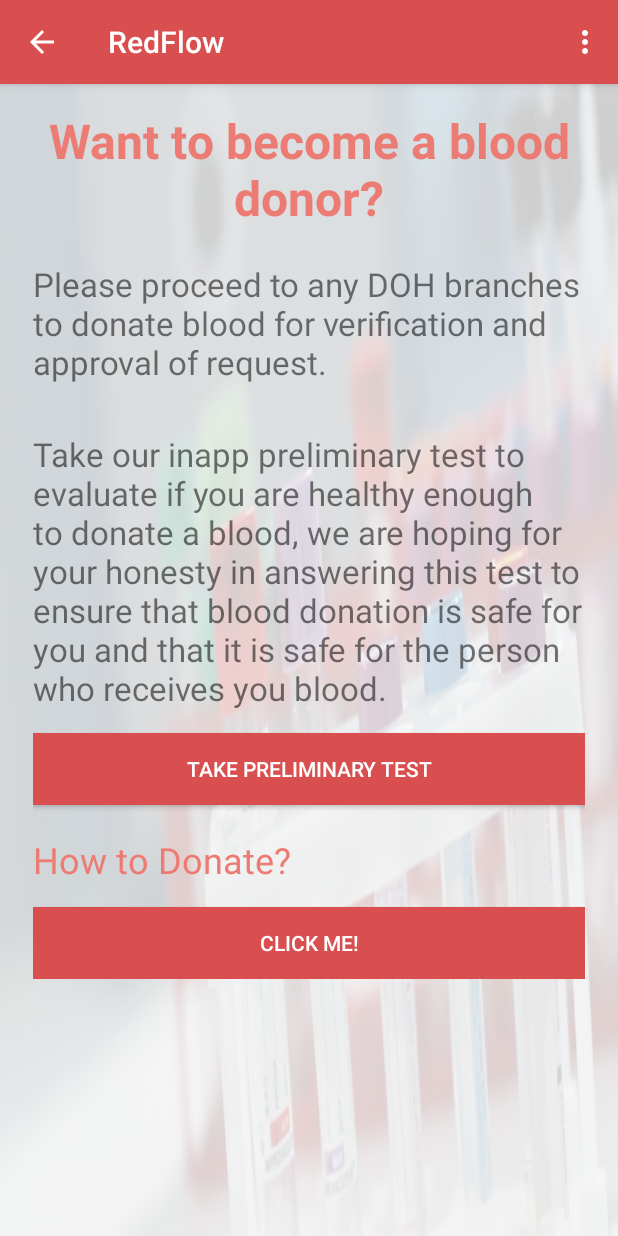
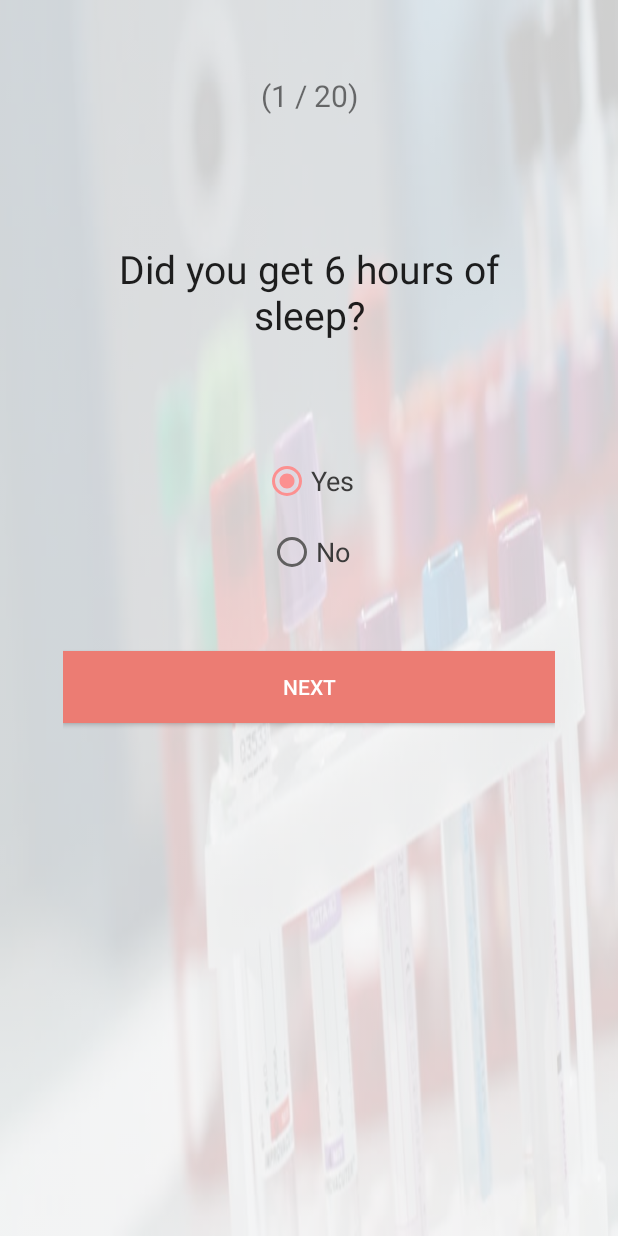
Before and after one commit to axeltants/capstone, an Android app: the beadonor screen opened directly, with no data from a screen before it, after a tap on "TAKE PRELIMINARY TEST", on a phone screen of 412 x 824 dp. Run offline under Robolectric (Android 15) with nearby library versions, the light colour scheme and no system bars.

Commit message:
preliminary test now working

```diff
--- a/RedFlow/app/src/main/AndroidManifest.xml
+++ b/RedFlow/app/src/main/AndroidManifest.xml
@@ -56,6 +56,8 @@
         <activity
             android:name=".admin.registered_users"
             android:parentActivityName=".admin.search_user" />
+        <activity android:name=".preliminary_bloodtest.TestActivity"/>
+        <activity android:name=".preliminary_bloodtest.ResultActivity"></activity>
     </application>
 
 </manifest>
--- a/RedFlow/app/src/main/java/com/example/capstone/redflow/beadonor.java
+++ b/RedFlow/app/src/main/java/com/example/capstone/redflow/beadonor.java
@@ -7,6 +7,8 @@ import android.os.Bundle;
 import android.view.Menu;
 import android.view.View;
 import android.widget.Toast;
+
+import com.example.capstone.redflow.preliminary_bloodtest.TestActivity;
 
 public class beadonor extends AppCompatActivity {
 
@@ -31,7 +33,7 @@ public class beadonor extends AppCompatActivity {
 
     public void health_test(View view) {
         Toast.makeText(getApplicationContext(), "Health test", Toast.LENGTH_SHORT).show();
-        Intent intent = new Intent(this, beadonor.class);
+        Intent intent = new Intent(this, TestActivity.class);
         startActivity(intent);
     }
 }
--- /dev/null
+++ b/RedFlow/app/src/main/java/com/example/capstone/redflow/preliminary_bloodtest/DbHelper.java
@@ -0,0 +1,128 @@
+package com.example.capstone.redflow.preliminary_bloodtest;
+
+/**
+ * Created by axel on 12/14/16.
+ */
+
+import android.content.ContentValues;
+import android.content.Context;
+import android.database.Cursor;
+import android.database.sqlite.SQLiteDatabase;
+import android.database.sqlite.SQLiteDatabase.CursorFactory;
+import android.database.sqlite.SQLiteOpenHelper;
+
+import java.util.ArrayList;
+import java.util.List;
+
+public class DbHelper extends SQLiteOpenHelper {
+    private static final int DATABASE_VERSION = 1;
+    private static final String DATABASE_NAME = "triviaQuiz";
+    private static final String TABLE_QUEST = "quest";
+    private static final String KEY_ID = "id";
+    private static final String KEY_QUES = "question";
+    private static final String KEY_ANSWER = "answer";
+    private static final String KEY_OPTA = "opta";
+    private static final String KEY_OPTB = "optb";
+    private static final String KEY_OPTC = "optc";
+    private SQLiteDatabase dbase;
+
+    public DbHelper(Context context) {
+        super(context, "triviaQuiz", (CursorFactory)null, 2);
+    }
+
+    public void onCreate(SQLiteDatabase db) {
+        this.dbase = db;
+        String sql = "CREATE TABLE IF NOT EXISTS quest ( id INTEGER PRIMARY KEY AUTOINCREMENT, question TEXT, answer TEXT, opta TEXT, optb TEXT, optc TEXT)";
+        db.execSQL(sql);
+        this.addQuestions();
+    }
+
+    private void addQuestions() {
+        QuestionGetSet q1 = new QuestionGetSet("Did you get 6 hours of sleep?", "Yes", "No","(1 / 20)","Yes");
+        this.addQuestion(q1);
+        QuestionGetSet q2 = new QuestionGetSet("In the past 12 to 24 hours have you taken an alcoholic drinks?", "Yes", "No","(2 / 20)","No");
+        this.addQuestion(q2);
+        QuestionGetSet q3 = new QuestionGetSet("In the past 3 to 4 hours did you smoke?",  "Yes", "No","(3 / 20)","No");
+        this.addQuestion(q3);
+        QuestionGetSet q4 = new QuestionGetSet("Int the past 4 hours did you eat your Breakfast/Dinner/Lunch?",  "Yes", "No","(4 / 20)","Yes");
+        this.addQuestion(q4);
+        QuestionGetSet q5 = new QuestionGetSet("Are you feeling well and healthy today?",  "Yes", "No","(5 / 20)","Yes");
+        this.addQuestion(q5);
+        QuestionGetSet q6 = new QuestionGetSet("Have you ever been injected by a vaccine?",  "Yes", "No","(6 / 20)","No");
+        this.addQuestion(q6);
+        QuestionGetSet q7 = new QuestionGetSet("Have you been taken an aspirin or other drugs that contains aspirin?",  "Yes", "No","(7 / 20)","No");
+        this.addQuestion(q7);
+        QuestionGetSet q8 = new QuestionGetSet("Did you recieve a blood transfusion?",  "Yes", "No","(8 / 20)","No");
+        this.addQuestion(q8);
+        QuestionGetSet q9 = new QuestionGetSet("Have you ever had a surgery or removal of tooth?",  "Yes", "No","(9 / 20)","No");
+        this.addQuestion(q9);
+        QuestionGetSet q10 = new QuestionGetSet("Do you have Tatoo, piercing, or tried accupuncture?",  "Yes", "No","(10 / 20)","No");
+        this.addQuestion(q10);
+        QuestionGetSet q11 = new QuestionGetSet("Have you ever had sex for money",  "Yes", "No","(11 / 20)","No");
+        this.addQuestion(q11);
+        QuestionGetSet q12 = new QuestionGetSet("Do you have someone close to you that is infected by a chronic hepatitis?",  "Yes", "No","(12 / 20)","No");
+        this.addQuestion(q12);
+        QuestionGetSet q13 = new QuestionGetSet("Have you ever used a needle to inject a drugs/ steroids or other drugs that is not advised by your doctor?",  "Yes", "No","(13 / 20)","No");
+        this.addQuestion(q13);
+        QuestionGetSet q14 = new QuestionGetSet("Have you ever had an HIV/AIDS, Hepatitis, Syphilis or malaria test, is it positive?",  "Yes", "No","(14 / 20)","No");
+        this.addQuestion(q14);
+        QuestionGetSet q15 = new QuestionGetSet("Have you ever been infected by a hepatitis?",  "Yes", "No","(15 / 20)","No");
+        this.addQuestion(q15);
+        QuestionGetSet q16 = new QuestionGetSet("Have you ever been infected by malaria virus?",  "Yes", "No","(16 / 20)","No");
+        this.addQuestion(q16);
+        QuestionGetSet q17 = new QuestionGetSet("Do you want to donate blood to test if you are Hepatitis or HIV positive?",  "Yes", "No","(17 / 20)","No");
+        this.addQuestion(q17);
+        QuestionGetSet q18 = new QuestionGetSet("Have you ever tried having unplanned or sex without your consent?",  "Yes", "No","(18 / 20)","No");
+        this.addQuestion(q18);
+        QuestionGetSet q19 = new QuestionGetSet("Have you ever tried donating blood?",  "Yes", "No","(19 / 20)","Yes");
+        this.addQuestion(q19);
+        QuestionGetSet q20 = new QuestionGetSet("If Red Cross needs a donor for blood, do you want to donate?",  "Yes", "No","(20 / 20)","Yes");
+        this.addQuestion(q20);
+
+    }
+
+    public void onUpgrade(SQLiteDatabase db, int oldV, int newV) {
+        db.execSQL("DROP TABLE IF EXISTS quest");
+        this.onCreate(db);
+    }
+
+    public void addQuestion(QuestionGetSet quest) {
+        ContentValues values = new ContentValues();
+        values.put("question", quest.getQUESTION());
+        values.put("answer", quest.getANSWER());
+        values.put("opta", quest.getOPTA());
+        values.put("optb", quest.getOPTB());
+        values.put("optc", quest.getOPTC());
+        this.dbase.insert("quest", (String)null, values);
+    }
+
+    public List<QuestionGetSet> getAllQuestions() {
+        ArrayList quesList = new ArrayList();
+        String selectQuery = "SELECT  * FROM quest";
+        this.dbase = this.getReadableDatabase();
+        Cursor cursor = this.dbase.rawQuery(selectQuery, (String[])null);
+        if(cursor.moveToFirst()) {
+            do {
+                QuestionGetSet quest = new QuestionGetSet();
+                quest.setID(cursor.getInt(0));
+                quest.setQUESTION(cursor.getString(1));
+                quest.setANSWER(cursor.getString(2));
+                quest.setOPTA(cursor.getString(3));
+                quest.setOPTB(cursor.getString(4));
+                quest.setOPTC(cursor.getString(5));
+                quesList.add(quest);
+            } while(cursor.moveToNext());
+        }
+
+        return quesList;
+    }
+
+    public int rowcount() {
+        boolean row = false;
+        String selectQuery = "SELECT  * FROM quest";
+        SQLiteDatabase db = this.getWritableDatabase();
+        Cursor cursor = db.rawQuery(selectQuery, (String[])null);
+        int row1 = cursor.getCount();
+        return row1;
+    }
+}
--- /dev/null
+++ b/RedFlow/app/src/main/java/com/example/capstone/redflow/preliminary_bloodtest/QuestionGetSet.java
@@ -0,0 +1,77 @@
+package com.example.capstone.redflow.preliminary_bloodtest;
+
+/**
+ * Created by axel on 12/14/16.
+ */
+
+public class QuestionGetSet {
+    private int ID;
+    private String QUESTION;
+    private String OPTA;
+    private String OPTB;
+    private String OPTC;
+    private String ANSWER;
+
+    public QuestionGetSet() {
+        this.ID = 0;
+        this.QUESTION = "";
+        this.OPTA = "";
+        this.OPTB = "";
+        this.OPTC = "";
+        this.ANSWER = "";
+    }
+
+    public QuestionGetSet(String qUESTION, String oPTA, String oPTB, String oPTC, String aNSWER) {
+        this.QUESTION = qUESTION;
+        this.OPTA = oPTA;
+        this.OPTB = oPTB;
+        this.OPTC = oPTC;
+        this.ANSWER = aNSWER;
+    }
+
+    public int getID() {
+        return this.ID;
+    }
+
+    public String getQUESTION() {
+        return this.QUESTION;
+    }
+
+    public String getOPTA() {
+        return this.OPTA;
+    }
+
+    public String getOPTB() {
+        return this.OPTB;
+    }
+
+    public String getOPTC() {
+        return this.OPTC;
+    }
+
+    public String getANSWER() {
+        return this.ANSWER;
+    }
+
+    public void setID(int id) {
+        this.ID = id;
+    }
+
+    public void setQUESTION(String qUESTION) {
+        this.QUESTION = qUESTION;
+    }
+
+    public void setOPTA(String oPTA) {
+        this.OPTA = oPTA;
+    }
+
+    public void setOPTB(String oPTB) {
+        this.OPTB = oPTB;
+    }
+
+    public void setOPTC(String oPTC) { this.OPTC = oPTC; }
+
+    public void setANSWER(String aNSWER) {
+        this.ANSWER = aNSWER;
+    }
+}
--- /dev/null
+++ b/RedFlow/app/src/main/java/com/example/capstone/redflow/preliminary_bloodtest/TestActivity.java
@@ -0,0 +1,77 @@
+package com.example.capstone.redflow.preliminary_bloodtest;
+
+import android.app.Activity;
+import android.content.Intent;
+import android.os.Bundle;
+import android.util.Log;
+import android.view.View;
+import android.view.View.OnClickListener;
+import android.widget.Button;
+import android.widget.RadioButton;
+import android.widget.RadioGroup;
+import android.widget.TextView;
+
+import com.example.capstone.redflow.R;
+
+import java.util.List;
+
+public class TestActivity extends Activity {
+    List<QuestionGetSet> quesList;
+    int score = 0;
+    int qid = 0;
+    QuestionGetSet currentQ;
+    TextView txtQuestion;
+    RadioButton rda;
+    RadioButton rdb;
+    TextView rdc;
+    Button butNext;
+
+    public TestActivity() {
+    }
+
+    protected void onCreate(Bundle savedInstanceState) {
+        super.onCreate(savedInstanceState);
+        this.setContentView(R.layout.prelimtest);
+        DbHelper db = new DbHelper(this);
+        this.quesList = db.getAllQuestions();
+        this.currentQ = (QuestionGetSet)this.quesList.get(this.qid);
+        this.txtQuestion = (TextView)this.findViewById(R.id.textView1);
+        this.rda = (RadioButton)this.findViewById(R.id.radio0);
+        this.rdb = (RadioButton)this.findViewById(R.id.radio1);
+        this.rdc = (TextView)this.findViewById(R.id.radio2);
+        this.butNext = (Button)this.findViewById(R.id.button1);
+        this.setQuestionView();
+        this.butNext.setOnClickListener(new OnClickListener() {
+            public void onClick(View v) {
+                RadioGroup grp = (RadioGroup)TestActivity.this.findViewById(R.id.radioGroup1);
+                RadioButton answer = (RadioButton)TestActivity.this.findViewById(grp.getCheckedRadioButtonId());
+                Log.d("yourans", TestActivity.this.currentQ.getANSWER() + " " + answer.getText());
+                if(TestActivity.this.currentQ.getANSWER().equals(answer.getText())) {
+                    ++TestActivity.this.score;
+                    Log.d("score", "Your score" + TestActivity.this.score);
+                }
+
+                if(TestActivity.this.qid < 20) {
+                    TestActivity.this.currentQ = (QuestionGetSet)TestActivity.this.quesList.get(TestActivity.this.qid);
+                    TestActivity.this.setQuestionView();
+                } else {
+                    Intent intent = new Intent(TestActivity.this, ResultActivity.class);
+                    Bundle b = new Bundle();
+                    b.putInt("score", TestActivity.this.score);
+                    intent.putExtras(b);
+                    TestActivity.this.startActivity(intent);
+                    TestActivity.this.finish();
+                }
+
+            }
+        });
+    }
+
+    private void setQuestionView() {
+        this.txtQuestion.setText(this.currentQ.getQUESTION());
+        this.rda.setText(this.currentQ.getOPTA());
+        this.rdb.setText(this.currentQ.getOPTB());
+        this.rdc.setText(this.currentQ.getOPTC());
+        ++this.qid;
+    }
+}
--- /dev/null
+++ b/RedFlow/app/src/main/res/layout/prelimtest.xml
@@ -0,0 +1,78 @@
+<?xml version="1.0" encoding="utf-8"?>
+<RelativeLayout xmlns:android="http://schemas.android.com/apk/res/android"
+    xmlns:tools="http://schemas.android.com/tools"
+    android:id="@+id/activity_quiz"
+    android:layout_width="match_parent"
+    android:layout_height="match_parent"
+    tools:context=".preliminary_bloodtest.TestActivity"
+    android:background="@drawable/bg">
+
+    <LinearLayout
+        android:layout_width="wrap_content"
+        android:layout_height="wrap_content"
+        android:layout_alignParentBottom="true"
+        android:layout_alignParentLeft="true"
+        android:layout_alignParentRight="true"
+        android:layout_alignParentTop="true"
+        android:orientation="vertical"
+        android:background="@drawable/bg2"
+        android:paddingBottom="@dimen/activity_vertical_margin"
+        android:paddingLeft="42dp"
+        android:paddingRight="42dp"
+        android:paddingTop="50dp">
+        <TextView
+            android:id="@+id/radio2"
+            android:layout_width="match_parent"
+            android:layout_height="wrap_content"
+            android:text="count"
+            android:gravity="center"
+            android:textSize="20sp"
+            android:layout_marginBottom="42dp"/>
+
+        <TextView
+            android:id="@+id/textView1"
+            android:layout_width="match_parent"
+            android:layout_height="150dp"
+            android:text="Large Text"
+            android:textAppearance="?android:attr/textAppearanceLarge"
+            android:gravity="center"
+            android:textSize="26sp"/>
+
+        <RadioGroup
+            android:id="@+id/radioGroup1"
+            android:layout_width="match_parent"
+            android:layout_height="wrap_content"
+            android:layout_marginTop="35dp"
+            android:gravity="center">
+            <RadioButton
+                android:id="@+id/radio0"
+                android:layout_width="wrap_content"
+                android:layout_height="wrap_content"
+                android:checked="true"
+                android:text="RadioButton"
+                android:layout_weight="1"
+                android:textSize="18sp"
+                android:theme="@style/radioTheme"
+                android:textColor="@color/black"/>
+            <RadioButton
+                android:id="@+id/radio1"
+                android:layout_width="wrap_content"
+                android:layout_height="wrap_content"
+                android:text="RadioButton"
+                android:layout_weight="1"
+                android:textSize="18sp"
+                android:layout_marginTop="15sp"
+                android:theme="@style/radioTheme"
+                android:textColor="@color/black"/>
+        </RadioGroup>
+        <Button
+            android:id="@+id/button1"
+            android:layout_width="match_parent"
+            android:layout_height="wrap_content"
+            android:text="next"
+            android:layout_marginTop="50dp"
+            android:textColor="@color/logincolor"
+            android:background="@color/colorAccent2"/>
+    </LinearLayout>
+
+</RelativeLayout>
--- a/RedFlow/app/src/main/res/values/colors.xml
+++ b/RedFlow/app/src/main/res/values/colors.xml
@@ -5,4 +5,9 @@
     <color name="colorAccent">#b65c55</color>
     <color name="colorAccent2">#ec7c73</color>
     <color name="logincolor">#ffffff</color>
+
+    <color name="black">#3b3b3b</color>
+
+    <color name="gold">#fff5a9</color>
+    <color name="empty">#969696</color>
 </resources>
--- a/RedFlow/app/src/main/res/values/strings.xml
+++ b/RedFlow/app/src/main/res/values/strings.xml
@@ -10,7 +10,9 @@
     <string name="beadonor_title">Please proceed to any DOH branches to donate blood for verification and approval of request.</string>
     <string name="prelimtest">Take our inapp preliminary test to evaluate if you are healthy enough to donate a blood,
                               we are hoping for your honesty in answering this test to ensure that blood donation is safe for you
-                              and that it is safe for the person who receives you blood.</string>
+                              and that it is safe for the person who receives you blood. (NOTE) A passing score doesn\'t mean your
+                              not going to take the preliminary test given by the facility. the sole purpose of this inapp test is
+                              to evaluate yourself before going to makeup your decision.</string>
     <string name="backto_login_activity">Already registered! login now</string>
 
     <string-array name="gender">
--- a/RedFlow/app/src/main/res/values/styles.xml
+++ b/RedFlow/app/src/main/res/values/styles.xml
@@ -29,4 +29,14 @@
         <item name="android:textColorHint">#585858</item>
     </style>
 
+    <style name="radioTheme" parent="Theme.AppCompat">
+        <item name="colorControlNormal">#605f5f</item>
+        <item name="colorControlActivated">#fc9090</item>
+    </style>
+
+    <style name="RatingBar" parent="Theme.AppCompat">
+        <item name="colorControlNormal">@color/empty</item>
+        <item name="colorControlActivated">@color/empty</item>
+    </style>
+
 </resources>
```
Also changed, not shown: RedFlow/app/src/main/java/com/example/capstone/redflow/preliminary_bloodtest/ResultActivity.java (added, +96 -0 lines), RedFlow/app/src/main/res/layout/prelimtest_result.xml (added, +55 -0 lines).
